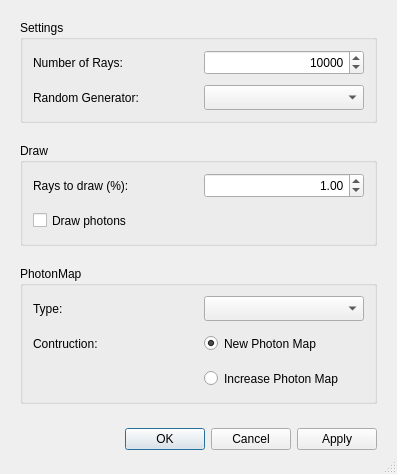
Above: TonatiuhProject/src/source/gui/raytracedialog.ui from iat-cener/tonatiuh before the change. Below: the same form after it.
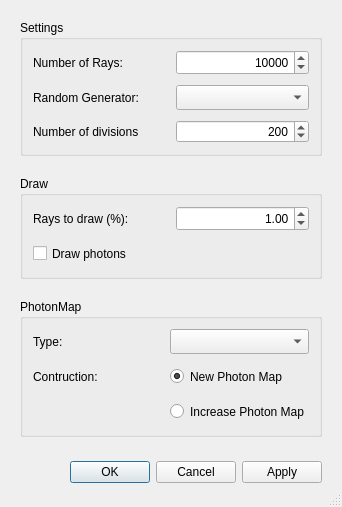
That is the form after the change.

```diff
--- a/TonatiuhProject/src/source/gui/raytracedialog.ui
+++ b/TonatiuhProject/src/source/gui/raytracedialog.ui
@@ -6,8 +6,8 @@
    <rect>
     <x>0</x>
     <y>0</y>
-    <width>397</width>
-    <height>459</height>
+    <width>342</width>
+    <height>480</height>
    </rect>
   </property>
   <property name="windowTitle">
@@ -102,6 +102,32 @@
         </property>
        </widget>
       </item>
+      <item row="2" column="0">
+       <widget class="QLabel" name="divisionsQLabel">
+        <property name="text">
+         <string>Number of divisions</string>
+        </property>
+       </widget>
+      </item>
+      <item row="2" column="1">
+       <widget class="QSpinBox" name="divisionsSpinBox">
+        <property name="alignment">
+         <set>Qt::AlignRight|Qt::AlignTrailing|Qt::AlignVCenter</set>
+        </property>
+        <property name="minimum">
+         <number>1</number>
+        </property>
+        <property name="maximum">
+         <number>2000</number>
+        </property>
+        <property name="singleStep">
+         <number>50</number>
+        </property>
+        <property name="value">
+         <number>200</number>
+        </property>
+       </widget>
+      </item>
      </layout>
     </widget>
    </item>
```
